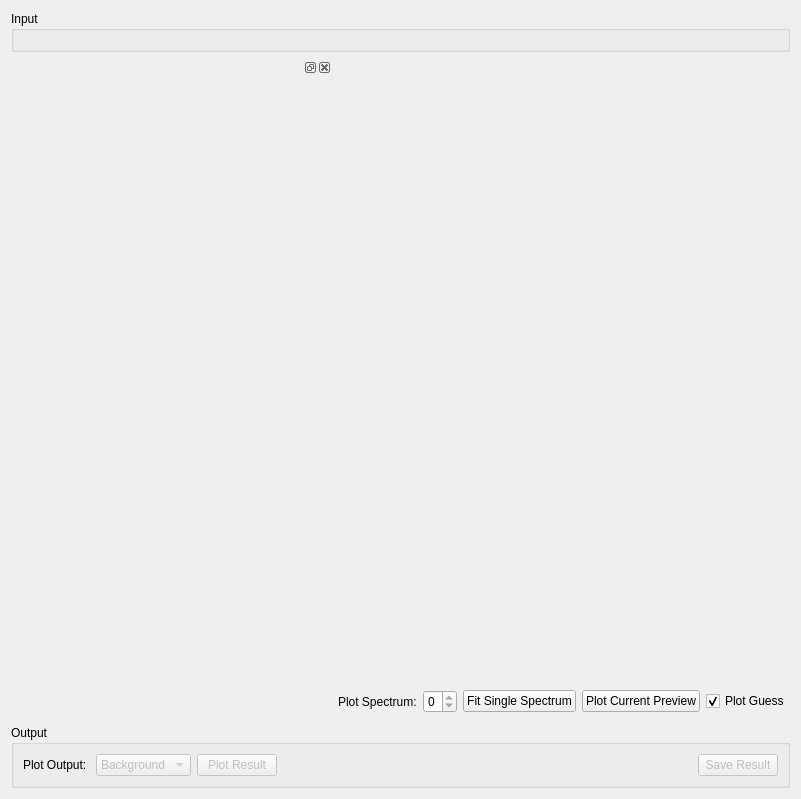
Qt form qt/scientific_interfaces/Indirect/IqtFit.ui (mantidproject/mantid) before a commit.
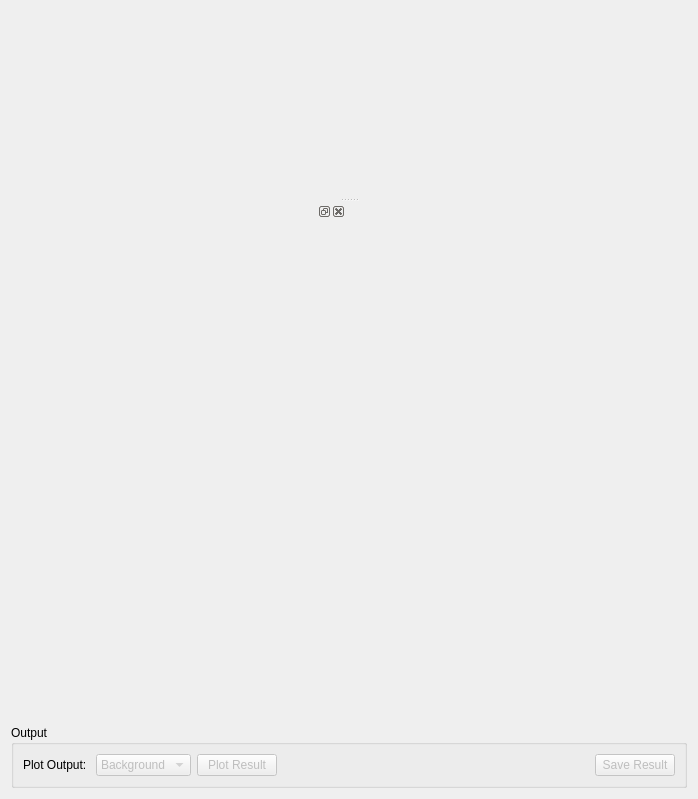
The same form after that commit. Custom widgets are drawn as their Qt base class.

Commit message:
Update GUIs to use new widgets
Refs #22397

```diff
--- a/qt/scientific_interfaces/Indirect/IqtFit.ui
+++ b/qt/scientific_interfaces/Indirect/IqtFit.ui
@@ -6,7 +6,7 @@
    <rect>
     <x>0</x>
     <y>0</y>
-    <width>801</width>
+    <width>698</width>
     <height>799</height>
    </rect>
   </property>
@@ -15,196 +15,31 @@
   </property>
   <layout class="QVBoxLayout" name="layoutFuryFit">
    <item>
-    <widget class="QGroupBox" name="gbInput">
-     <property name="title">
-      <string>Input</string>
+    <widget class="QSplitter" name="splitter">
+     <property name="orientation">
+      <enum>Qt::Vertical</enum>
      </property>
-     <layout class="QHBoxLayout" name="layoutInput">
-      <item>
-       <widget class="MantidQt::MantidWidgets::DataSelector" name="dsSampleInput" native="true">
-        <property name="sizePolicy">
-         <sizepolicy hsizetype="Minimum" vsizetype="Fixed">
-          <horstretch>0</horstretch>
-          <verstretch>0</verstretch>
-         </sizepolicy>
-        </property>
-        <property name="autoLoad" stdset="0">
-         <bool>true</bool>
-        </property>
-        <property name="workspaceSuffixes" stdset="0">
-         <stringlist>
-          <string>_iqt</string>
-         </stringlist>
-        </property>
-        <property name="fileBrowserSuffixes" stdset="0">
-         <stringlist>
-          <string>_iqt.nxs</string>
-         </stringlist>
-        </property>
-        <property name="showLoad" stdset="0">
+     <property name="childrenCollapsible">
          <bool>false</bool>
         </property>
-        <property name="ShowGroups" stdset="0">
-         <bool>false</bool>
-        </property>
-       </widget>
-      </item>
-     </layout>
-    </widget>
-   </item>
+     <widget class="MantidQt::CustomInterfaces::IDA::IndirectFitDataView" name="fitDataView" native="true"/>
+     <widget class="QWidget" name="layoutWidget">
+      <layout class="QVBoxLayout" name="verticalLayout">
    <item>
-    <layout class="QHBoxLayout" name="horizontalLayout_25" stretch="1,1">
+        <layout class="QHBoxLayout" name="loPlotArea" stretch="1,1">
      <property name="leftMargin">
       <number>0</number>
      </property>
+         <property name="rightMargin">
+          <number>0</number>
+         </property>
      <item>
       <widget class="MantidQt::MantidWidgets::IndirectFitPropertyBrowser" name="fitPropertyBrowser">
        <widget class="QWidget" name="dockWidgetContents"/>
       </widget>
      </item>
      <item>
-      <layout class="QVBoxLayout" name="verticalLayout_6">
-       <item>
-        <layout class="QVBoxLayout" name="loPlots" stretch="5,3">
-         <item>
-          <widget class="MantidQt::MantidWidgets::PreviewPlot" name="ppPlotTop" native="true">
-           <property name="sizePolicy">
-            <sizepolicy hsizetype="Preferred" vsizetype="MinimumExpanding">
-             <horstretch>0</horstretch>
-             <verstretch>1</verstretch>
-            </sizepolicy>
-           </property>
-           <property name="minimumSize">
-            <size>
-             <width>0</width>
-             <height>125</height>
-            </size>
-           </property>
-           <property name="showLegend" stdset="0">
-            <bool>true</bool>
-           </property>
-           <property name="canvasColour" stdset="0">
-            <color>
-             <red>255</red>
-             <green>255</green>
-             <blue>255</blue>
-            </color>
-           </property>
-          </widget>
-         </item>
-         <item>
-          <widget class="MantidQt::MantidWidgets::PreviewPlot" name="ppPlotBottom" native="true">
-           <property name="sizePolicy">
-            <sizepolicy hsizetype="Preferred" vsizetype="MinimumExpanding">
-             <horstretch>0</horstretch>
-             <verstretch>1</verstretch>
-            </sizepolicy>
-           </property>
-           <property name="minimumSize">
-            <size>
-             <width>0</width>
-             <height>75</height>
-            </size>
-           </property>
-           <property name="showLegend" stdset="0">
-            <bool>true</bool>
-           </property>
-           <property name="canvasColour" stdset="0">
-            <color>
-             <red>255</red>
-             <green>255</green>
-             <blue>255</blue>
-            </color>
-           </property>
-          </widget>
-         </item>
-        </layout>
-       </item>
-       <item>
-        <layout class="QHBoxLayout" name="gpPlotOptions">
-         <item>
-          <widget class="QLabel" name="lbSpectra">
-           <property name="text">
-            <string>Plot Spectrum:</string>
-           </property>
-          </widget>
-         </item>
-         <item>
-          <widget class="QSpinBox" name="spPlotSpectrum">
-           <property name="minimum">
-            <number>0</number>
-           </property>
-           <property name="maximum">
-            <number>0</number>
-           </property>
-          </widget>
-         </item>
-         <item>
-          <spacer name="horizontalSpacer_2">
-           <property name="orientation">
-            <enum>Qt::Horizontal</enum>
-           </property>
-           <property name="sizeHint" stdset="0">
-            <size>
-             <width>40</width>
-             <height>20</height>
-            </size>
-           </property>
-          </spacer>
-         </item>
-         <item>
-          <widget class="QPushButton" name="pbSingle">
-           <property name="text">
-            <string>Fit Single Spectrum</string>
-           </property>
-          </widget>
-         </item>
-         <item>
-          <spacer name="spLegendSpace">
-           <property name="orientation">
-            <enum>Qt::Horizontal</enum>
-           </property>
-           <property name="sizeHint" stdset="0">
-            <size>
-             <width>40</width>
-             <height>20</height>
-            </size>
-           </property>
-          </spacer>
-         </item>
-         <item>
-          <widget class="QPushButton" name="pbPlotPreview">
-           <property name="text">
-            <string>Plot Current Preview</string>
-           </property>
-          </widget>
-         </item>
-         <item>
-          <spacer name="horizontalSpacer">
-           <property name="orientation">
-            <enum>Qt::Horizontal</enum>
-           </property>
-           <property name="sizeHint" stdset="0">
-            <size>
-             <width>40</width>
-             <height>20</height>
-            </size>
-           </property>
-          </spacer>
-         </item>
-         <item>
-          <widget class="QCheckBox" name="ckPlotGuess">
-           <property name="text">
-            <string>Plot Guess</string>
-           </property>
-           <property name="checked">
-            <bool>true</bool>
-           </property>
-          </widget>
-         </item>
-        </layout>
-       </item>
-      </layout>
+          <widget class="MantidQt::CustomInterfaces::IDA::IndirectFitPlotView" name="pvFitPlotView" native="true"/>
      </item>
     </layout>
    </item>
@@ -294,18 +129,11 @@
    </item>
   </layout>
  </widget>
+    </widget>
+   </item>
+  </layout>
+ </widget>
  <customwidgets>
-  <customwidget>
-   <class>MantidQt::MantidWidgets::DataSelector</class>
-   <extends>QWidget</extends>
-   <header>MantidQtWidgets/Common/DataSelector.h</header>
-  </customwidget>
-  <customwidget>
-   <class>MantidQt::MantidWidgets::PreviewPlot</class>
-   <extends>QWidget</extends>
-   <header>MantidQtWidgets/LegacyQwt/PreviewPlot.h</header>
-   <container>1</container>
-  </customwidget>
   <customwidget>
    <class>MantidQt::CustomInterfaces::IDA::IndirectSpectrumSelectionView</class>
    <extends>QWidget</extends>
@@ -318,6 +146,18 @@
    <header>MantidQtWidgets/Common/IndirectFitPropertyBrowser.h</header>
    <container>1</container>
   </customwidget>
+  <customwidget>
+   <class>MantidQt::CustomInterfaces::IDA::IndirectFitPlotView</class>
+   <extends>QWidget</extends>
+   <header>IndirectFitPlotView.h</header>
+   <container>1</container>
+  </customwidget>
+  <customwidget>
+   <class>MantidQt::CustomInterfaces::IDA::IndirectFitDataView</class>
+   <extends>QWidget</extends>
+   <header>IndirectFitDataView.h</header>
+   <container>1</container>
+  </customwidget>
  </customwidgets>
  <resources/>
  <connections/>
```
Left out of the diff: 2 changed lines with no effect on the pictures. Lines whose indentation alone changed are shown as unchanged. The commit also changes 4 other files.
